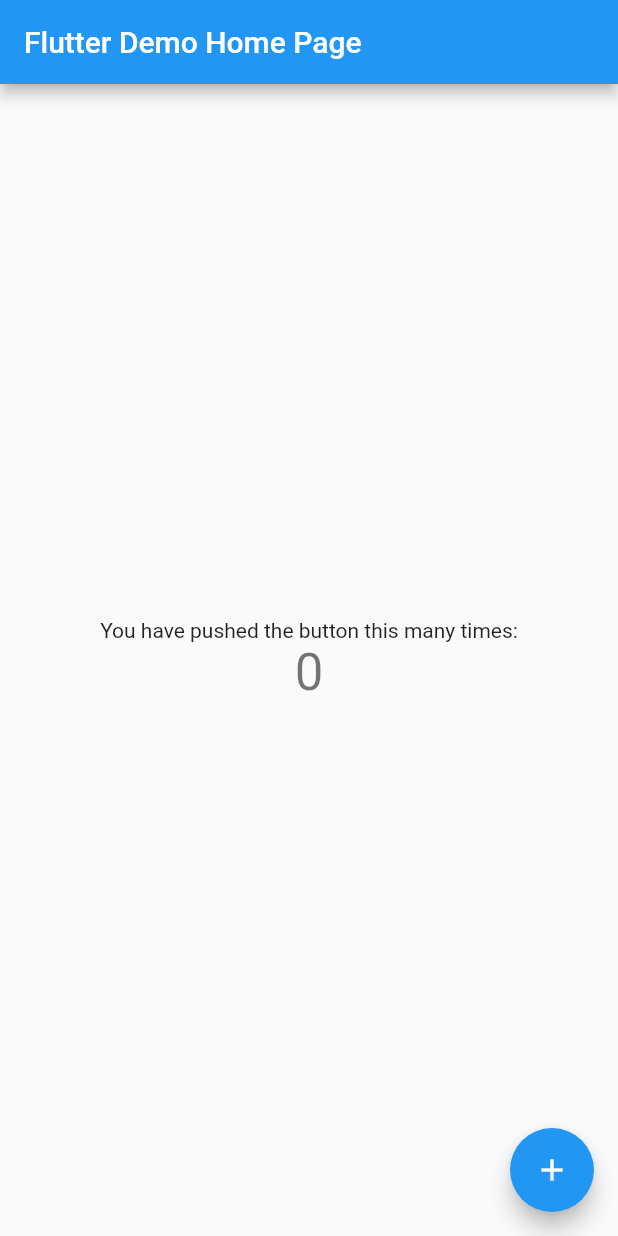
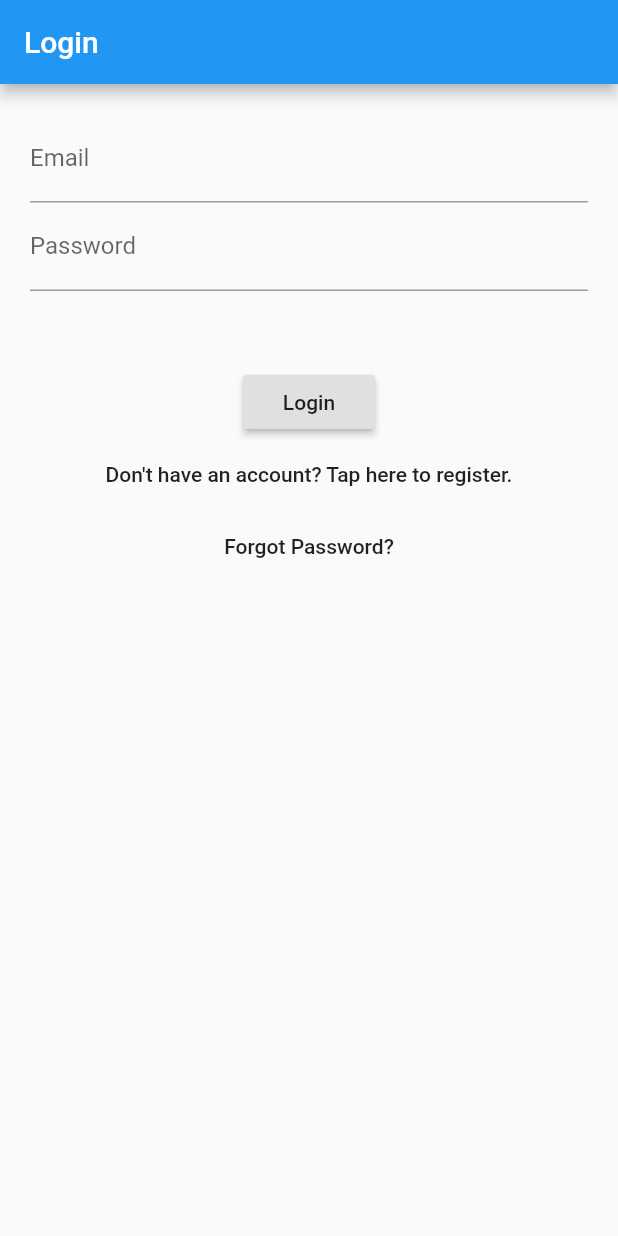
Before and after one commit to sami79031/FlutterPrototype, a Flutter app: the screen it shows after launch, on a phone screen of 412 x 824 dp. Run offline on Flutter 3.47's test engine with Material 2 defaults, Android fonts, the phone set to English and light mode, and no system bars.

```diff
--- /dev/null
+++ b/lib/authentication/login/login_screen.dart
@@ -0,0 +1,72 @@
+import 'package:flutter/material.dart';
+
+enum LogInButtonAction { login, register, passwordReset }
+
+class LoginScreen extends StatelessWidget {
+
+  @override
+  Widget build(BuildContext context) {
+
+    return Scaffold(
+      appBar: AppBar(
+        title: Text("Login"),
+      ),
+      body: Container(
+        padding: EdgeInsets.all(20),
+        child: Column(children: <Widget>[
+          _buildTextFields(),
+          SizedBox(height: 50),
+          _buildButtons(),
+        ]),
+      ),
+    );
+
+  }
+
+  Widget _buildTextFields() {
+    return Container(
+      child: Column(
+        children: <Widget>[
+          new Container(
+            child: TextField(
+              //controller: _emailFilter,
+              decoration: InputDecoration(labelText: 'Email'),
+            ),
+          ),
+          new Container(
+            child: TextField(
+              //controller: _passwordFilter,
+              decoration: InputDecoration(labelText: 'Password'),
+              obscureText: true,
+            ),
+          )
+        ],
+      ),
+    );
+  }
+
+  Widget _buildButtons() {
+    return Container(
+      child: Column(
+        children: <Widget>[
+          RaisedButton(
+            child: Text('Login'),
+            onPressed: () => onButtonPressed(LogInButtonAction.login),
+          ),
+          FlatButton(
+            child: Text('Don\'t have an account? Tap here to register.'),
+            onPressed: () => onButtonPressed(LogInButtonAction.register),
+          ),
+          FlatButton(
+            child: Text('Forgot Password?'),
+            onPressed: () => onButtonPressed(LogInButtonAction.passwordReset),
+          )
+        ],
+      ),
+    );
+  }
+
+  void onButtonPressed(LogInButtonAction action) {
+      print(action);
+  }
+}
--- a/lib/main.dart
+++ b/lib/main.dart
@@ -1,113 +1,20 @@
 import 'package:flutter/material.dart';
+import 'package:mall_prototype/authentication/login/login_screen.dart';
 
 void main() {
   runApp(MyApp());
 }
 
 class MyApp extends StatelessWidget {
-  // This widget is the root of your application.
+
   @override
   Widget build(BuildContext context) {
     return MaterialApp(
       title: 'Flutter Demo',
       theme: ThemeData(
-        // This is the theme of your application.
-        //
-        // Try running your application with "flutter run". You'll see the
-        // application has a blue toolbar. Then, without quitting the app, try
-        // changing the primarySwatch below to Colors.green and then invoke
-        // "hot reload" (press "r" in the console where you ran "flutter run",
-        // or simply save your changes to "hot reload" in a Flutter IDE).
-        // Notice that the counter didn't reset back to zero; the application
-        // is not restarted.
         primarySwatch: Colors.blue,
       ),
-      home: MyHomePage(title: 'Flutter Demo Home Page'),
+      home: LoginScreen(),
     );
   }
 }
-
-class MyHomePage extends StatefulWidget {
-  MyHomePage({Key key, this.title}) : super(key: key);
-
-  // This widget is the home page of your application. It is stateful, meaning
-  // that it has a State object (defined below) that contains fields that affect
-  // how it looks.
-
-  // This class is the configuration for the state. It holds the values (in this
-  // case the title) provided by the parent (in this case the App widget) and
-  // used by the build method of the State. Fields in a Widget subclass are
-  // always marked "final".
-
-  final String title;
-
-  @override
-  _MyHomePageState createState() => _MyHomePageState();
-}
-
-class _MyHomePageState extends State<MyHomePage> {
-  int _counter = 0;
-
-  void _incrementCounter() {
-    setState(() {
-      // This call to setState tells the Flutter framework that something has
-      // changed in this State, which causes it to rerun the build method below
-      // so that the display can reflect the updated values. If we changed
-      // _counter without calling setState(), then the build method would not be
-      // called again, and so nothing would appear to happen.
-      _counter++;
-    });
-  }
-
-  @override
-  Widget build(BuildContext context) {
-    // This method is rerun every time setState is called, for instance as done
-    // by the _incrementCounter method above.
-    //
-    // The Flutter framework has been optimized to make rerunning build methods
-    // fast, so that you can just rebuild anything that needs updating rather
-    // than having to individually change instances of widgets.
-    return Scaffold(
-      appBar: AppBar(
-        // Here we take the value from the MyHomePage object that was created by
-        // the App.build method, and use it to set our appbar title.
-        title: Text(widget.title),
-      ),
-      body: Center(
-        // Center is a layout widget. It takes a single child and positions it
-        // in the middle of the parent.
-        child: Column(
-          // Column is also a layout widget. It takes a list of children and
-          // arranges them vertically. By default, it sizes itself to fit its
-          // children horizontally, and tries to be as tall as its parent.
-          //
-          // Invoke "debug painting" (press "p" in the console, choose the
-          // "Toggle Debug Paint" action from the Flutter Inspector in Android
-          // Studio, or the "Toggle Debug Paint" command in Visual Studio Code)
-          // to see the wireframe for each widget.
-          //
-          // Column has various properties to control how it sizes itself and
-          // how it positions its children. Here we use mainAxisAlignment to
-          // center the children vertically; the main axis here is the vertical
-          // axis because Columns are vertical (the cross axis would be
-          // horizontal).
-          mainAxisAlignment: MainAxisAlignment.center,
-          children: <Widget>[
-            Text(
-              'You have pushed the button this many times:',
-            ),
-            Text(
-              '$_counter',
-              style: Theme.of(context).textTheme.headline4,
-            ),
-          ],
-        ),
-      ),
-      floatingActionButton: FloatingActionButton(
-        onPressed: _incrementCounter,
-        tooltip: 'Increment',
-        child: Icon(Icons.add),
-      ), // This trailing comma makes auto-formatting nicer for build methods.
-    );
-  }
-}
```
